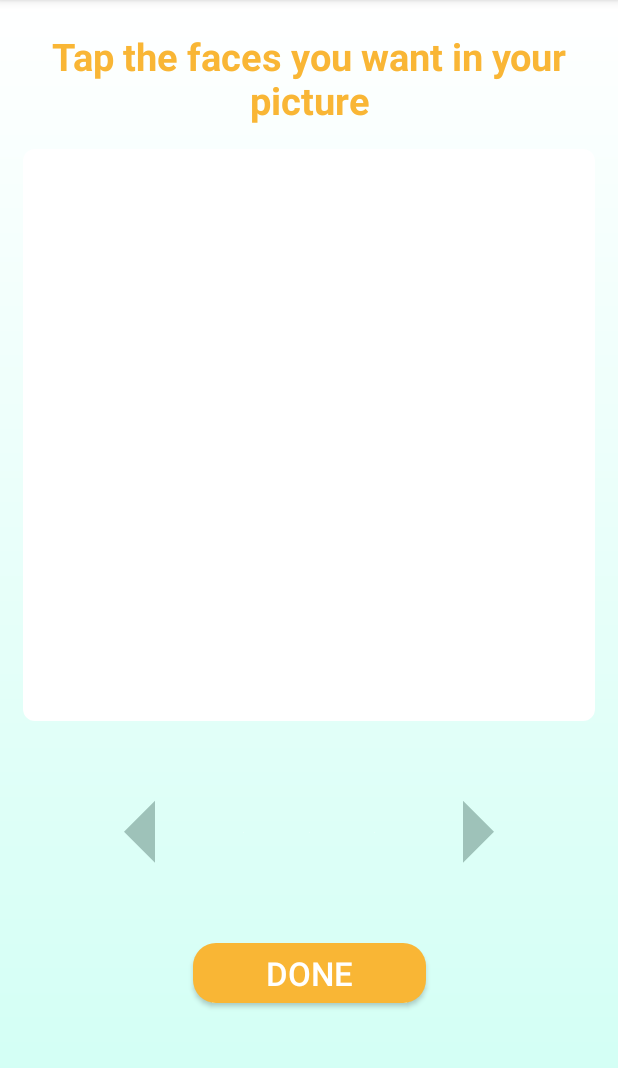
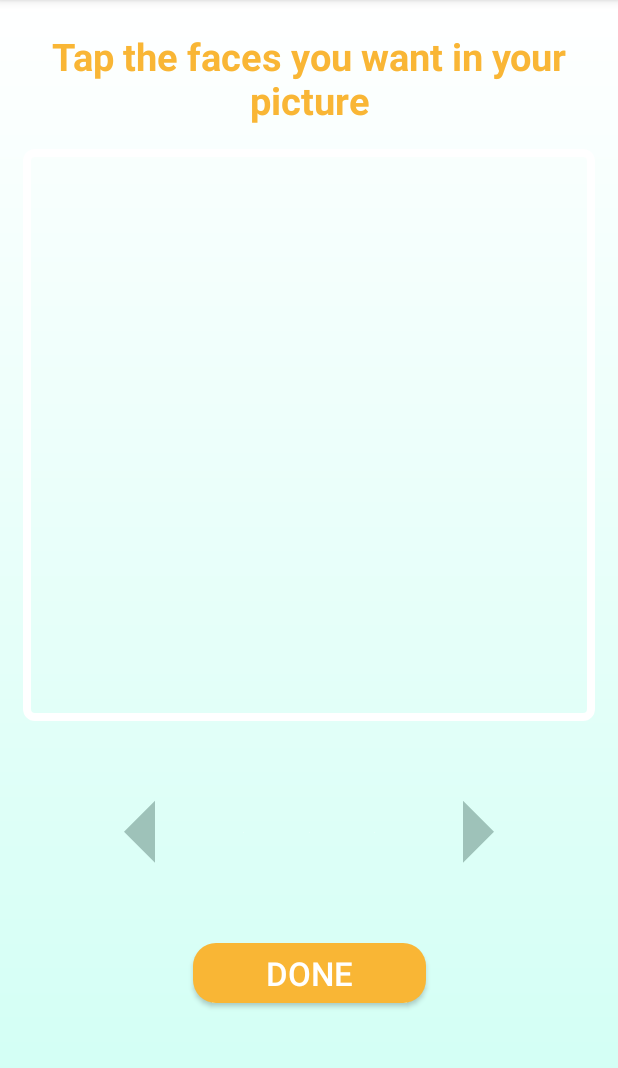
Before and after one commit to glevix/Bunniez, an Android app: the SelectFacesActivity screen opened directly, with no data from a screen before it, on a phone screen of 412 x 824 dp, the part 84-1152 px from its top. Run offline under Robolectric (Android 15) with nearby library versions, the light colour scheme and no system bars; 7 statements that could not run were skipped.

Commit message:
layout listenert

```diff
--- a/app/src/main/java/postpc/moriaor/bunniez/SelectFacesActivity.java
+++ b/app/src/main/java/postpc/moriaor/bunniez/SelectFacesActivity.java
@@ -6,8 +6,6 @@ import androidx.constraintlayout.widget.ConstraintLayout;
 import android.content.Intent;
 import android.graphics.Bitmap;
 import android.graphics.BitmapFactory;
-import android.graphics.Matrix;
-import android.graphics.RectF;
 import android.media.ThumbnailUtils;
 import android.os.Bundle;
 import android.util.Log;
@@ -16,7 +14,6 @@ import android.view.ViewTreeObserver;
 import android.widget.Button;
 import android.widget.ImageView;
 
-import java.io.File;
 import java.util.ArrayList;
 
 public class SelectFacesActivity extends AppCompatActivity implements View.OnClickListener {
@@ -37,7 +34,8 @@ public class SelectFacesActivity extends AppCompatActivity implements View.OnCli
     ArrayList<String> imagePaths;
     ArrayList<Bitmap> thumbnails;
     ArrayList<Bitmap> fullSizeImages;
-    ArrayList<Integer> chosenBoxes;
+    ArrayList<Integer> chosenImagesForBoxes;
+    ArrayList<Integer> chosenBoxesIndices;
     ArrayList<Button> boxesButtons;
 
     ViewTreeObserver.OnGlobalLayoutListener listener;
@@ -47,37 +45,34 @@ public class SelectFacesActivity extends AppCompatActivity implements View.OnCli
 
     ArrayList<BoundingBox> currentBoxesList;
 
-    int xOffset;
-    int yOffset;
 
     @Override
     protected void onCreate(Bundle savedInstanceState) {
         super.onCreate(savedInstanceState);
         setContentView(R.layout.activity_select_faces);
+        imagePaths = getIntent().getStringArrayListExtra("imagePaths");
         initInstances();
         setOnClickListenters();
-        imagePaths = getIntent().getStringArrayListExtra("imagePaths");
-
         try {
+            initLayoutListener();
             saveImagesBitmaps();
             loadImages();
-            ViewTreeObserver vto = selectedImage.getViewTreeObserver();
-            listener = new ViewTreeObserver.OnGlobalLayoutListener(){
-                @Override public void onGlobalLayout(){
-                    int [] location = new int[2];
-                    selectedImage.getLocationOnScreen(location);
-                    xOffset = location[0];
-                    yOffset = location[1];
-                    Log.i("hell", "main image x offset: " + xOffset);
-                    Log.i("hell", "main image y offset: " + yOffset);
-                    runOnUiThread(drawBoundingBoxes());
-                }
-            };
-            vto.addOnGlobalLayoutListener(listener);
         } catch (Exception e) {
             e.printStackTrace();
+            Log.e(Bunniez.TAG, "Error in SelectFaces --> onCreate");
         }
     }
+
+    private void initLayoutListener() {
+        ViewTreeObserver vto = selectedImage.getViewTreeObserver();
+        listener = new ViewTreeObserver.OnGlobalLayoutListener(){
+            @Override public void onGlobalLayout(){
+                runOnUiThread(drawBoundingBoxes());
+            }
+        };
+        vto.addOnGlobalLayoutListener(listener);
+    }
+
 
     private void initInstances() {
         Bunniez bunniez = (Bunniez) getApplicationContext();
@@ -85,9 +80,8 @@ public class SelectFacesActivity extends AppCompatActivity implements View.OnCli
         thumbnails = new ArrayList<>();
         fullSizeImages = new ArrayList<>();
         currentBoxesList = client.boxes.get(selectedImageIndex);
-        xOffset = 0;
-        yOffset = 0;
-
+        chosenImagesForBoxes = new ArrayList<>(currentBoxesList.size());
+        chosenBoxesIndices = new ArrayList<>(imagePaths.size());
         rightArrow = findViewById(R.id.right_arrow);
         leftArrow = findViewById(R.id.left_arrow);
         selectedImage = findViewById(R.id.selectedImage);
@@ -103,6 +97,7 @@ public class SelectFacesActivity extends AppCompatActivity implements View.OnCli
         boxesButtons = new ArrayList<>();
         for(int i = 0; i< currentBoxesList.size(); i++) {
             Button box = new Button(this);
+            box.setClickable(true);
             box.setOnClickListener(this);
             box.setId(i);
             boxesButtons.add(box);
@@ -112,11 +107,11 @@ public class SelectFacesActivity extends AppCompatActivity implements View.OnCli
     private void setOnClickListenters() {
         rightArrow.setOnClickListener(this);
         leftArrow.setOnClickListener(this);
-        selectedImage.setOnClickListener(this);
         rightThumbnail.setOnClickListener(this);
         leftThumbnail.setOnClickListener(this);
         middleThumbnail.setOnClickListener(this);
         doneButton.setOnClickListener(this);
+
 
         selectedImage.setClipToOutline(true);
         rightThumbnail.setClipToOutline(true);
@@ -179,7 +174,7 @@ public class SelectFacesActivity extends AppCompatActivity implements View.OnCli
                     int h = translatedBox.h;
                     int w = translatedBox.w;
                     Button box = boxesButtons.get(i);
-                    box.setBackgroundResource(R.drawable.bounding_box);
+                    box.setBackgroundResource(R.drawable.image_background);
                     box.setX(x);
                     box.setY(y);
                     box.setHeight(h);
@@ -200,7 +195,6 @@ public class SelectFacesActivity extends AppCompatActivity implements View.OnCli
     @Override
     public void onClick(View v) {
         ImageView prev = mapIndexToImage(selectedImageIndex);
-        prev.setBackgroundResource(R.drawable.image_background);
         switch (v.getId()) {
             case R.id.right_arrow:
                 onRightArrowPress();
@@ -219,7 +213,7 @@ public class SelectFacesActivity extends AppCompatActivity implements View.OnCli
             case 0:
             case 1:
             case 2:
-                onBoundingBoxPress(v);
+                onBoundingBoxPress(v, prev);
                 break;
         }
         handleIndexChange();
@@ -252,6 +246,7 @@ public class SelectFacesActivity extends AppCompatActivity implements View.OnCli
     }
 
     private void handleIndexChange() {
+        initLayoutListener();
         ImageView currentThumbnail = mapIndexToImage(selectedImageIndex);
         currentThumbnail.setBackgroundResource(R.drawable.image_border);
         currentBoxesList = client.boxes.get(selectedImageIndex);
@@ -277,15 +272,21 @@ public class SelectFacesActivity extends AppCompatActivity implements View.OnCli
          loaderIntent.putExtra("display", getString(R.string.loader_prepare));
          loaderIntent.putExtra("request", RequestTypes.PROCESS);
          loaderIntent.putStringArrayListExtra("imagePaths", imagePaths);
-         loaderIntent.putIntegerArrayListExtra("indices", chosenBoxes);
+         loaderIntent.putIntegerArrayListExtra("indices", chosenImagesForBoxes);
          if(loaderIntent.resolveActivity(getPackageManager()) != null) {
              startActivityForResult(loaderIntent, MainActivity.HTTP_LOADER_REQUEST);
          }
      }
 
-     private void onBoundingBoxPress(View v) {
-        int boxIndex = boxesButtons.indexOf(v);
-        chosenBoxes.set(boxIndex, selectedImageIndex);
+
+
+     private void onBoundingBoxPress(View v, View prev) {
+         prev.setBackgroundResource(R.drawable.image_background);
+         int boxIndex = boxesButtons.indexOf(v);
+        if(boxIndex != -1 && boxIndex < chosenImagesForBoxes.size()) {
+            v.setBackgroundResource(R.drawable.bounding_box);
+            chosenImagesForBoxes.set(boxIndex, selectedImageIndex);
+        }
      }
 
 
--- a/app/src/main/res/drawable/image_background.xml
+++ b/app/src/main/res/drawable/image_background.xml
@@ -1,6 +1,6 @@
 <?xml version="1.0" encoding="UTF-8"?>
 <shape xmlns:android="http://schemas.android.com/apk/res/android">
-    <solid android:color="#FFFFFF" />
+    <solid android:color="@color/transparent" />
     <stroke android:width="5dp" android:color="@color/white" />
     <corners android:radius="5dp" />
 </shape>
```
